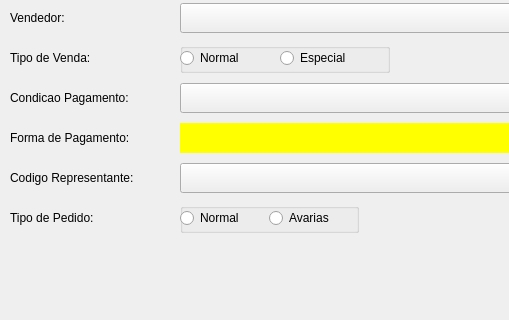
Above: telas/venda_ini.ui from htisistema/SISCOM before the change; both pictures show x 0 to 509 and y 277 to 597 of the 1250 by 597 pixel window. Below: the same form after it.
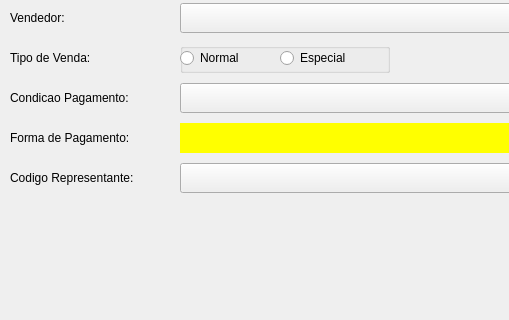
That is the form after the change. Icons and pictures are not drawn.

Diff of the .ui file:
```diff
--- a/telas/venda_ini.ui
+++ b/telas/venda_ini.ui
@@ -282,19 +282,6 @@
      <string>Codigo Representante:</string>
     </property>
    </widget>
-   <widget class="QLabel" name="label_13">
-    <property name="geometry">
-     <rect>
-      <x>10</x>
-      <y>480</y>
-      <width>170</width>
-      <height>30</height>
-     </rect>
-    </property>
-    <property name="text">
-     <string>Tipo de Pedido:</string>
-    </property>
-   </widget>
    <widget class="QLabel" name="label_15">
     <property name="geometry">
      <rect>
@@ -412,48 +399,6 @@
      </rect>
     </property>
    </widget>
-   <widget class="QGroupBox" name="groupBox_3">
-    <property name="geometry">
-     <rect>
-      <x>180</x>
-      <y>480</y>
-      <width>179</width>
-      <height>30</height>
-     </rect>
-    </property>
-    <property name="title">
-     <string/>
-    </property>
-   </widget>
-   <widget class="QRadioButton" name="rb_pedido_normal">
-    <property name="geometry">
-     <rect>
-      <x>180</x>
-      <y>480</y>
-      <width>89</width>
-      <height>30</height>
-     </rect>
-    </property>
-    <property name="text">
-     <string>Normal</string>
-    </property>
-   </widget>
-   <widget class="QRadioButton" name="rb_pedido_avaria">
-    <property name="geometry">
-     <rect>
-      <x>269</x>
-      <y>480</y>
-      <width>89</width>
-      <height>30</height>
-     </rect>
-    </property>
-    <property name="layoutDirection">
-     <enum>Qt::LeftToRight</enum>
-    </property>
-    <property name="text">
-     <string>Avarias</string>
-    </property>
-   </widget>
    <widget class="QPushButton" name="pb_buscar_cliente">
     <property name="geometry">
      <rect>
```
Left out of the diff: 43 changed lines with no effect on the pictures.
